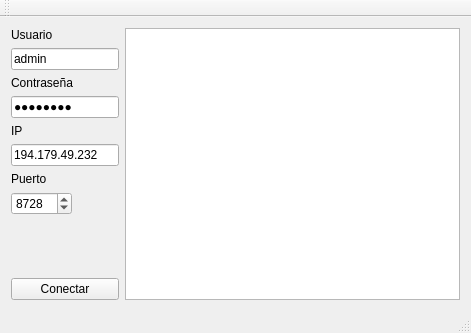
Qt form mainwindow.ui (silderan/QMikrotikAPI) before a commit.
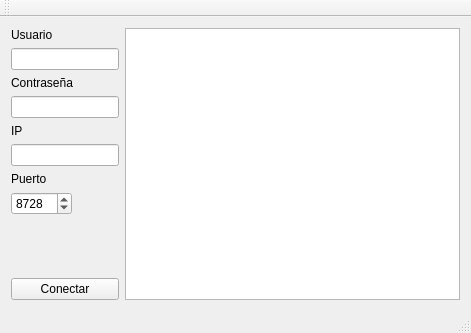
The same form after that commit.

Commit message: add local user configuration for QtCreator in gitignore

Diff of the .ui file:
```diff
--- a/mainwindow.ui
+++ b/mainwindow.ui
@@ -44,7 +44,7 @@
        </sizepolicy>
       </property>
       <property name="text">
-       <string>nov01ad-</string>
+       <string/>
       </property>
       <property name="echoMode">
        <enum>QLineEdit::Password</enum>
@@ -67,7 +67,7 @@
        </sizepolicy>
       </property>
       <property name="text">
-       <string>admin</string>
+       <string/>
       </property>
      </widget>
     </item>
@@ -90,7 +90,7 @@
        </sizepolicy>
       </property>
       <property name="text">
-       <string>194.179.49.232</string>
+       <string/>
       </property>
      </widget>
     </item>
```
The commit also changes 2 other files.
